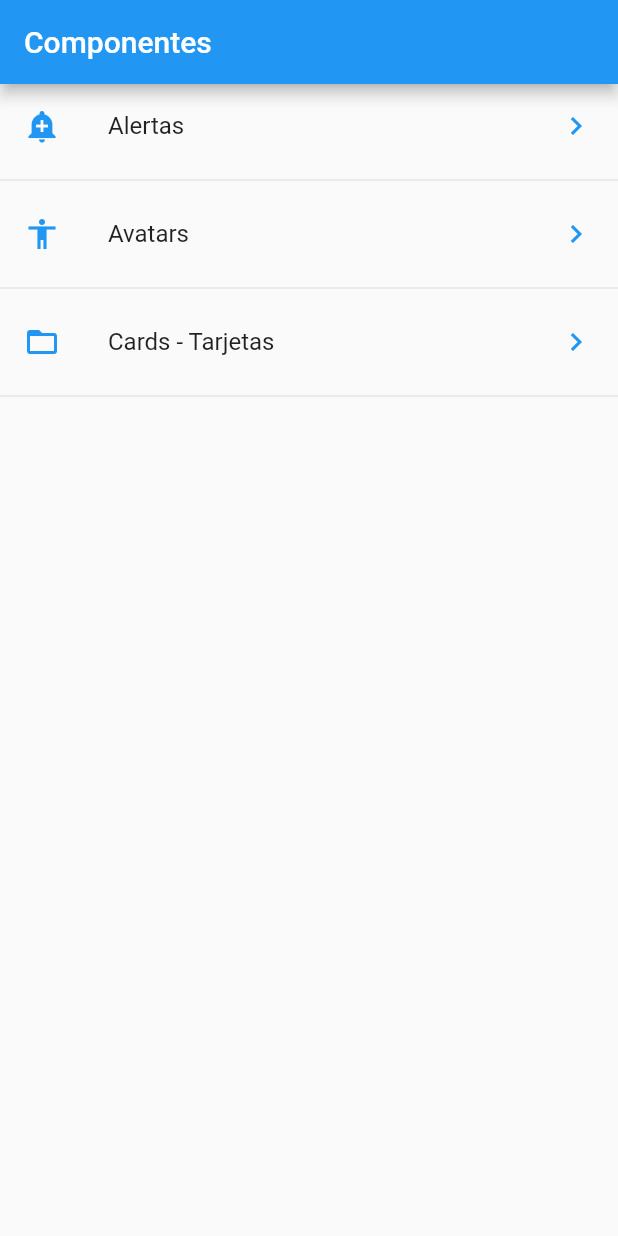
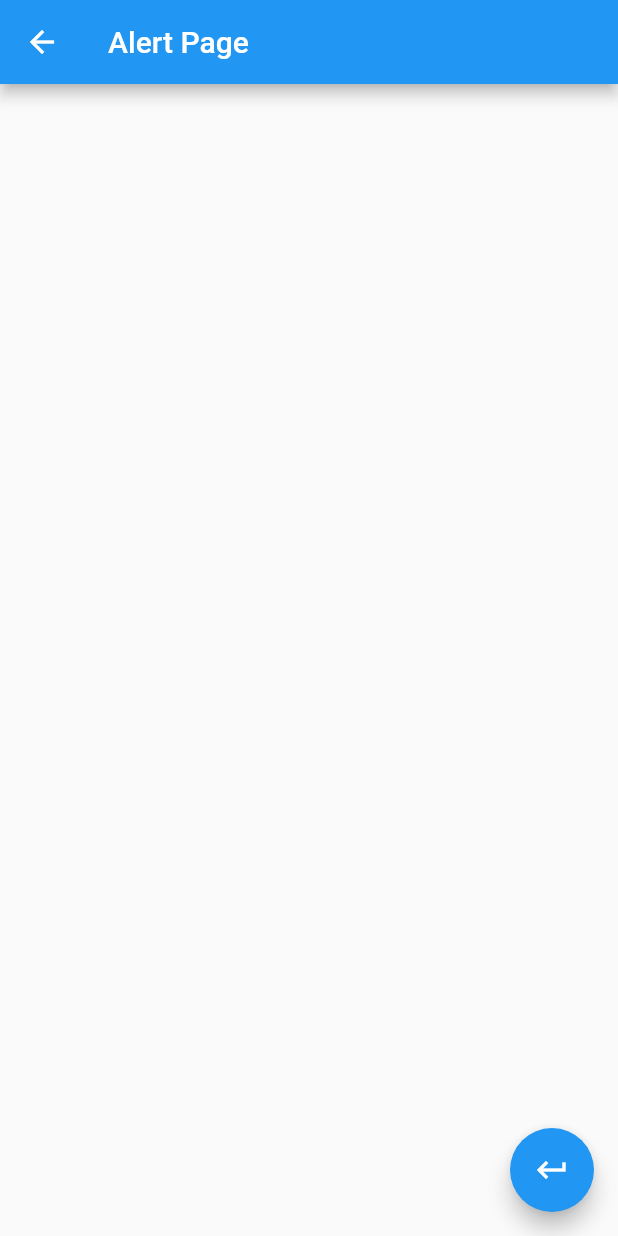
Before and after one commit to lskywolfll/Flutter_Componentes, a Flutter app: the screen it shows after launch, after a tap on "Alertas", on a phone screen of 412 x 824 dp. Run offline on Flutter 3.47's test engine with Material 2 defaults, Android fonts, the phone set to English and light mode, and no system bars.

Commit message:
se agregan rutas para navegar entre pantallas, se crean dos paginas de alerta e avatar, se agrega boton volver en la pagina alerta

```diff
--- /dev/null
+++ b/lib/src/pages/alert_page.dart
@@ -0,0 +1,18 @@
+import 'package:flutter/material.dart';
+
+class AlertPage extends StatelessWidget {
+  @override
+  Widget build(BuildContext context) {
+    return Scaffold(
+      appBar: AppBar(
+        title: Text('Alert Page'),
+      ),
+      floatingActionButton: FloatingActionButton(
+        child: Icon(Icons.keyboard_return),
+        onPressed: () {
+          Navigator.pop(context);
+        },
+      ),
+    );
+  }
+}
--- a/lib/src/pages/home_page.dart
+++ b/lib/src/pages/home_page.dart
@@ -1,3 +1,4 @@
+import 'package:componentes/src/pages/alert_page.dart';
 import 'package:componentes/src/providers/menu_provider.dart';
 import 'package:componentes/src/utils/icono_string_util.dart';
 import 'package:flutter/material.dart';
@@ -33,13 +34,13 @@ class HomePage extends StatelessWidget {
         // print(snapshot.data);
 
         return ListView(
-          children: _listaItems(snapshot.data),
+          children: _listaItems(snapshot.data, context),
         );
       },
     );
   }
 
-  List<Widget> _listaItems(List<dynamic> data) {
+  List<Widget> _listaItems(List<dynamic> data, BuildContext context) {
     final List<Widget> opciones = [];
 
     data.forEach((opt) {
@@ -47,7 +48,10 @@ class HomePage extends StatelessWidget {
         title: Text(opt['texto']),
         leading: getIcon(opt['icon']),
         trailing: Icon(Icons.keyboard_arrow_right, color: Colors.blue),
-        onTap: () {},
+        onTap: () {
+          final route = MaterialPageRoute(builder: (context) => AlertPage());
+          Navigator.push(context, route);
+        },
       );
 
       opciones..add(widgetTemp)..add(Divider());
```
Also changed, not shown: lib/src/pages/avatar_page.dart (added, +12 -0 lines).
